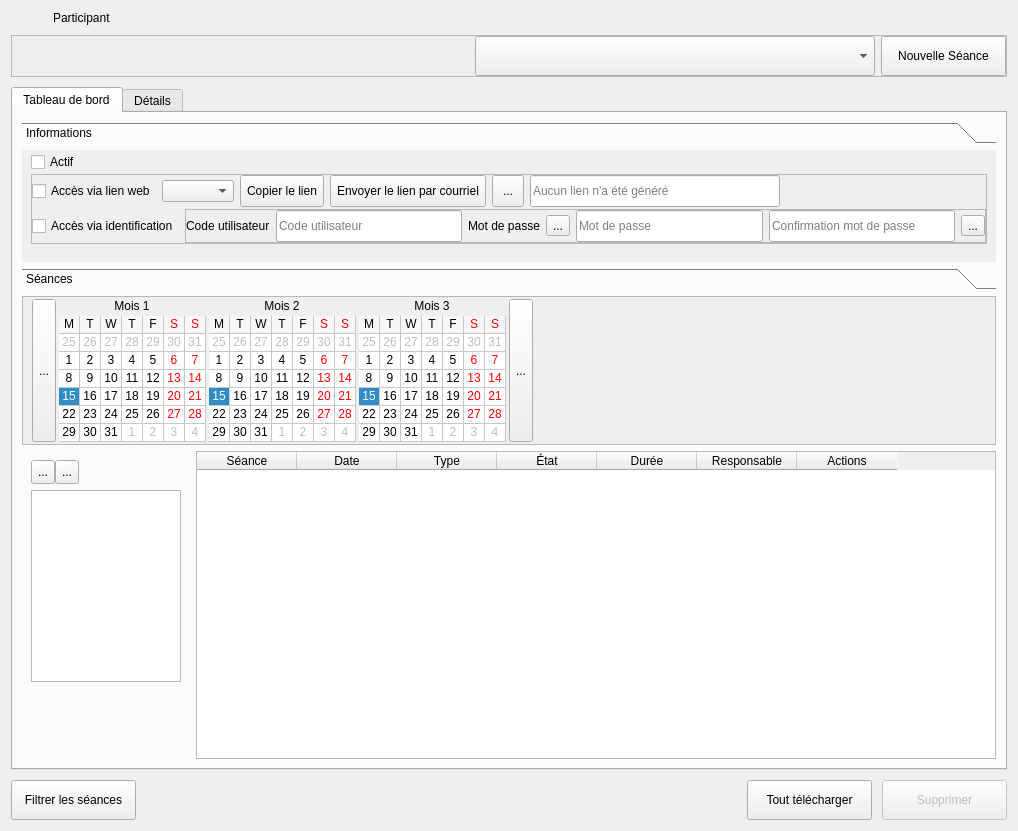
This is client/src/editors/ParticipantWidget.ui in introlab/openteraplus as Qt 5 draws it before an edit. The edited form follows.
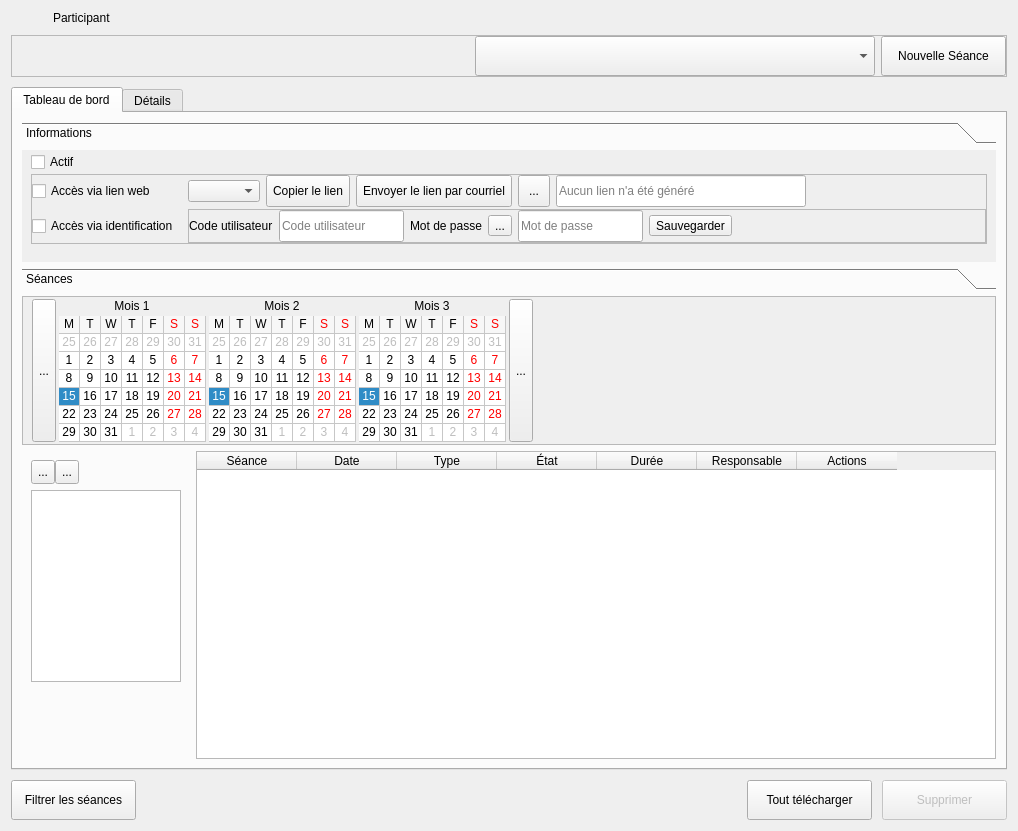
This is the edited form. Icons and pictures are not drawn. Custom widgets are drawn as their Qt base class.

What changed in the file:
```diff
--- a/client/src/editors/ParticipantWidget.ui
+++ b/client/src/editors/ParticipantWidget.ui
@@ -441,6 +441,12 @@
                     <verstretch>0</verstretch>
                    </sizepolicy>
                   </property>
+                  <property name="minimumSize">
+                   <size>
+                    <width>150</width>
+                    <height>0</height>
+                   </size>
+                  </property>
                   <property name="cursor">
                    <cursorShape>PointingHandCursor</cursorShape>
                   </property>
@@ -660,6 +666,12 @@
                 </property>
                 <item>
                  <widget class="QCheckBox" name="chkLogin">
+                  <property name="minimumSize">
+                   <size>
+                    <width>150</width>
+                    <height>0</height>
+                   </size>
+                  </property>
                   <property name="cursor">
                    <cursorShape>PointingHandCursor</cursorShape>
                   </property>
@@ -691,6 +703,18 @@
                    </property>
                    <item>
                     <widget class="QLabel" name="lblUsername">
+                     <property name="sizePolicy">
+                      <sizepolicy hsizetype="Maximum" vsizetype="Preferred">
+                       <horstretch>0</horstretch>
+                       <verstretch>0</verstretch>
+                      </sizepolicy>
+                     </property>
+                     <property name="maximumSize">
+                      <size>
+                       <width>16777215</width>
+                       <height>16777215</height>
+                      </size>
+                     </property>
                      <property name="text">
                       <string>Code utilisateur</string>
                      </property>
@@ -704,6 +728,12 @@
                        <height>32</height>
                       </size>
                      </property>
+                     <property name="maximumSize">
+                      <size>
+                       <width>125</width>
+                       <height>16777215</height>
+                      </size>
+                     </property>
                      <property name="placeholderText">
                       <string>Code utilisateur</string>
                      </property>
@@ -711,6 +741,12 @@
                    </item>
                    <item>
                     <widget class="QLabel" name="lblPassword">
+                     <property name="sizePolicy">
+                      <sizepolicy hsizetype="Maximum" vsizetype="Preferred">
+                       <horstretch>0</horstretch>
+                       <verstretch>0</verstretch>
+                      </sizepolicy>
+                     </property>
                      <property name="text">
                       <string>Mot de passe</string>
                      </property>
@@ -747,27 +783,17 @@
                        <height>32</height>
                       </size>
                      </property>
-                     <property name="echoMode">
-                      <enum>QLineEdit::Password</enum>
-                     </property>
-                     <property name="placeholderText">
-                      <string>Mot de passe</string>
-                     </property>
-                    </widget>
-                   </item>
-                   <item>
-                    <widget class="QLineEdit" name="txtPasswordConfirm">
-                     <property name="minimumSize">
+                     <property name="maximumSize">
                       <size>
-                       <width>0</width>
-                       <height>32</height>
+                       <width>125</width>
+                       <height>16777215</height>
                       </size>
                      </property>
                      <property name="echoMode">
                       <enum>QLineEdit::Password</enum>
                      </property>
                      <property name="placeholderText">
-                      <string>Confirmation mot de passe</string>
+                      <string>Mot de passe</string>
                      </property>
                     </widget>
                    </item>
@@ -780,7 +806,7 @@
                       <string>Sauvegarder</string>
                      </property>
                      <property name="text">
-                      <string>...</string>
+                      <string>Sauvegarder</string>
                      </property>
                      <property name="icon">
                       <iconset resource="../../resources/TeraClient.qrc">
@@ -792,8 +818,24 @@
                        <height>24</height>
                       </size>
                      </property>
+                     <property name="toolButtonStyle">
+                      <enum>Qt::ToolButtonTextBesideIcon</enum>
+                     </property>
                     </widget>
                    </item>
+                   <item>
+                    <spacer name="horizontalSpacer_2">
+                     <property name="orientation">
+                      <enum>Qt::Horizontal</enum>
+                     </property>
+                     <property name="sizeHint" stdset="0">
+                      <size>
+                       <width>40</width>
+                       <height>20</height>
+                      </size>
+                     </property>
+                    </spacer>
+                   </item>
                   </layout>
                  </widget>
                 </item>
```
Left out of the diff: 1 changed line with no effect on the pictures.
